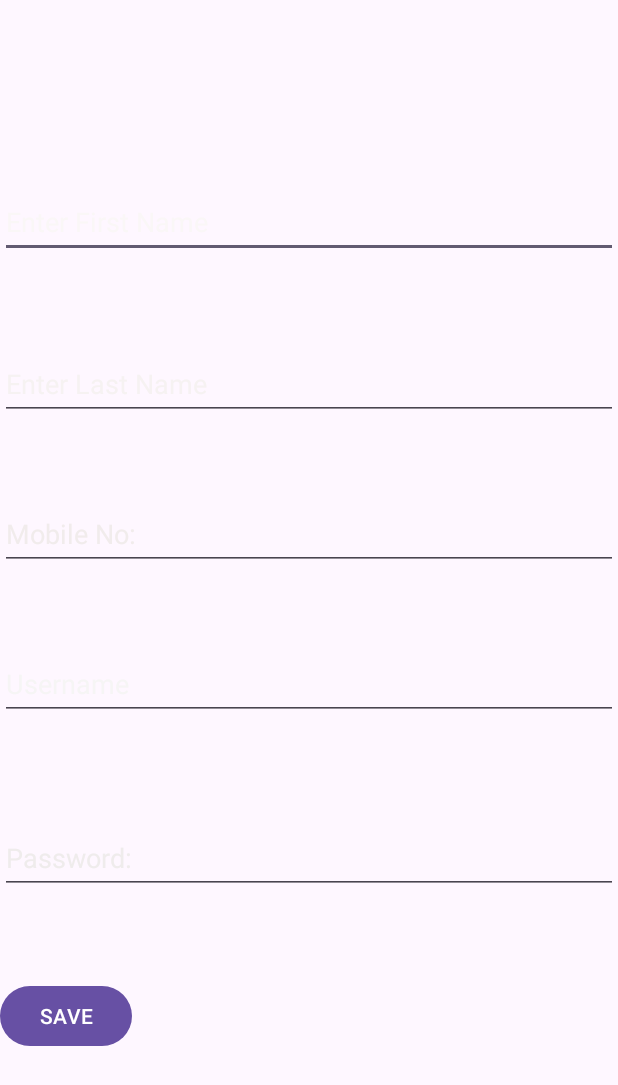
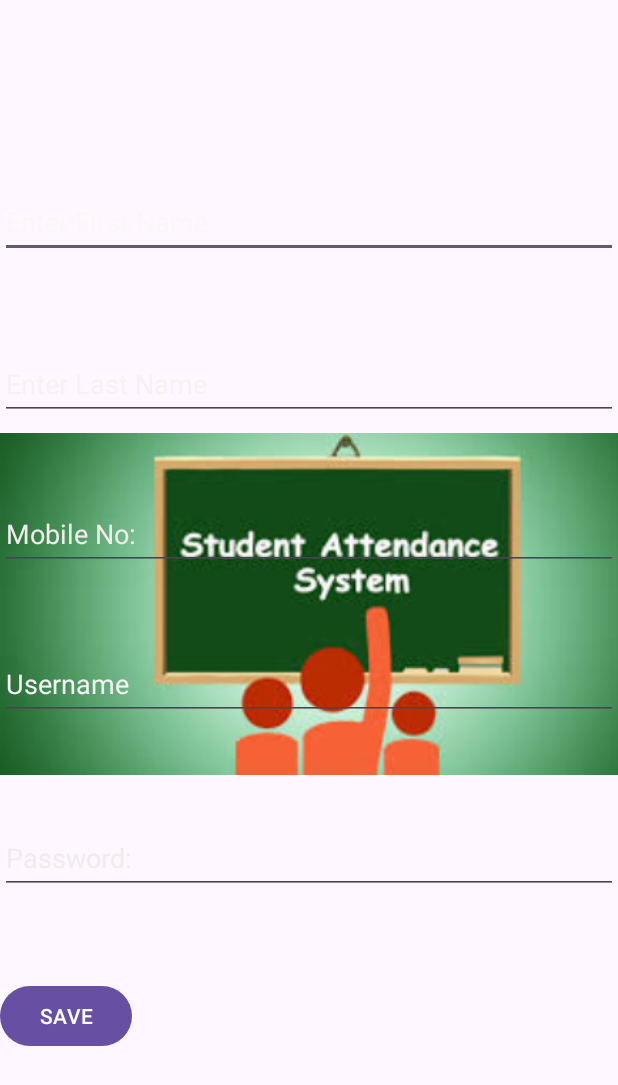
Before and after one commit to bhargavvarmasagi/Attendance-Buddy, an Android app: the addFaculty screen opened directly, with no data from a screen before it, on a phone screen of 412 x 824 dp. Shown: the top 1085 px of the screen. Run offline under Robolectric (Android 15) with nearby library versions, the phone set to English and light mode, and no system bars.

Commit message:
added image in activity_add_faculty

```diff
--- a/app/src/main/res/layout/activity_add_faculty.xml
+++ b/app/src/main/res/layout/activity_add_faculty.xml
@@ -5,6 +5,15 @@
     android:layout_width="match_parent"
     android:layout_height="match_parent"
     tools:context=".addFaculty">
+
+    <ImageView
+        android:id="@+id/imageView4"
+        android:layout_width="450dp"
+        android:layout_height="805dp"
+        app:srcCompat="@drawable/image1"
+        tools:layout_editor_absoluteX="-7dp"
+        tools:layout_editor_absoluteY="-3dp"
+        tools:ignore="MissingConstraints" />
 
     <EditText
         android:id="@+id/firstnameET"
```
Also changed, not shown: app/src/main/res/drawable/image1.jpeg (added).
